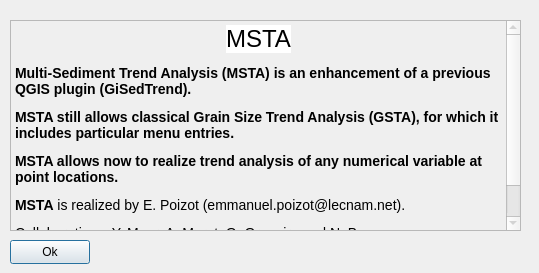
The window that ui_about_msta.ui (epzt/msta) describes before a commit, drawn with Qt 5.
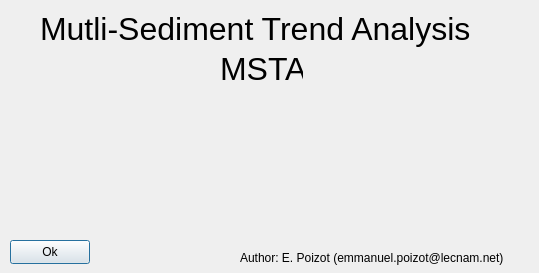
The same window after the commit.

```diff
--- a/ui_about_msta.ui
+++ b/ui_about_msta.ui
@@ -16,32 +16,6 @@
   <property name="modal">
    <bool>true</bool>
   </property>
-  <widget class="QTextEdit" name="aboutText">
-   <property name="enabled">
-    <bool>false</bool>
-   </property>
-   <property name="geometry">
-    <rect>
-     <x>10</x>
-     <y>20</y>
-     <width>511</width>
-     <height>211</height>
-    </rect>
-   </property>
-   <property name="html">
-    <string>&lt;!DOCTYPE HTML PUBLIC &quot;-//W3C//DTD HTML 4.0//EN&quot; &quot;http://www.w3.org/TR/REC-html40/strict.dtd&quot;&gt;
-&lt;html&gt;&lt;head&gt;&lt;meta name=&quot;qrichtext&quot; content=&quot;1&quot; /&gt;&lt;style type=&quot;text/css&quot;&gt;
-p, li { white-space: pre-wrap; }
-&lt;/style&gt;&lt;/head&gt;&lt;body style=&quot; font-family:'Ubuntu'; font-size:10pt; font-weight:400; font-style:normal;&quot;&gt;
-&lt;p align=&quot;center&quot; style=&quot; margin-top:12px; margin-bottom:12px; margin-left:0px; margin-right:0px; -qt-block-indent:0; text-indent:0px;&quot;&gt;&lt;span style=&quot; font-family:'Droid Sans Mono,monospace,monospace,Droid Sans Fallback'; font-size:18pt; color:#000000; background-color:#ffffff;&quot;&gt;MSTA&lt;/span&gt;&lt;/p&gt;
-&lt;p style=&quot; margin-top:12px; margin-bottom:12px; margin-left:0px; margin-right:0px; -qt-block-indent:0; text-indent:0px;&quot;&gt;&lt;span style=&quot; font-family:'Droid Sans Mono,monospace,monospace,Droid Sans Fallback'; font-size:14px; font-weight:600; color:#000000;&quot;&gt;Multi-Sediment Trend Analysis (MSTA) is an enhancement of a previous QGIS plugin (GiSedTrend).&lt;/span&gt;&lt;/p&gt;
-&lt;p style=&quot; margin-top:12px; margin-bottom:12px; margin-left:0px; margin-right:0px; -qt-block-indent:0; text-indent:0px;&quot;&gt;&lt;span style=&quot; font-family:'Droid Sans Mono,monospace,monospace,Droid Sans Fallback'; font-size:14px; font-weight:600; color:#000000;&quot;&gt;MSTA still allows classical Grain Size Trend Analysis (GSTA), for which it includes particular menu entries.&lt;/span&gt;&lt;/p&gt;
-&lt;p style=&quot; margin-top:12px; margin-bottom:12px; margin-left:0px; margin-right:0px; -qt-block-indent:0; text-indent:0px;&quot;&gt;&lt;span style=&quot; font-family:'Droid Sans Mono,monospace,monospace,Droid Sans Fallback'; font-size:14px; font-weight:600; color:#000000;&quot;&gt;MSTA allows now to realize trend analysis of any numerical variable at point locations.&lt;/span&gt;&lt;/p&gt;
-&lt;p style=&quot; margin-top:12px; margin-bottom:12px; margin-left:0px; margin-right:0px; -qt-block-indent:0; text-indent:0px;&quot;&gt;&lt;span style=&quot; font-family:'Droid Sans Mono,monospace,monospace,Droid Sans Fallback'; font-size:14px; font-weight:600; color:#000000;&quot;&gt;MSTA&lt;/span&gt;&lt;span style=&quot; font-family:'Droid Sans Mono,monospace,monospace,Droid Sans Fallback'; font-size:14px; color:#000000;&quot;&gt; is realized by E. Poizot (emmanuel.poizot@lecnam.net).&lt;/span&gt;&lt;/p&gt;
-&lt;p style=&quot; margin-top:12px; margin-bottom:12px; margin-left:0px; margin-right:0px; -qt-block-indent:0; text-indent:0px;&quot;&gt;&lt;span style=&quot; font-family:'Droid Sans Mono,monospace,monospace,Droid Sans Fallback'; font-size:14px; color:#000000;&quot;&gt;Collaborations: Y. Mear, A. Murat, G. Gregoire and N. Baux&lt;/span&gt;&lt;/p&gt;
-&lt;p style=&quot;-qt-paragraph-type:empty; margin-top:12px; margin-bottom:12px; margin-left:0px; margin-right:0px; -qt-block-indent:0; text-indent:0px;&quot;&gt;&lt;br /&gt;&lt;/p&gt;&lt;/body&gt;&lt;/html&gt;</string>
-   </property>
-  </widget>
   <widget class="QPushButton" name="okButton">
    <property name="geometry">
     <rect>
@@ -58,6 +32,55 @@
     <bool>true</bool>
    </property>
   </widget>
+  <widget class="QLabel" name="label">
+   <property name="geometry">
+    <rect>
+     <x>40</x>
+     <y>10</y>
+     <width>441</width>
+     <height>37</height>
+    </rect>
+   </property>
+   <property name="font">
+    <font>
+     <pointsize>24</pointsize>
+    </font>
+   </property>
+   <property name="text">
+    <string>Mutli-Sediment Trend Analysis</string>
+   </property>
+  </widget>
+  <widget class="QLabel" name="label_2">
+   <property name="geometry">
+    <rect>
+     <x>220</x>
+     <y>50</y>
+     <width>83</width>
+     <height>37</height>
+    </rect>
+   </property>
+   <property name="font">
+    <font>
+     <pointsize>24</pointsize>
+    </font>
+   </property>
+   <property name="text">
+    <string>MSTA</string>
+   </property>
+  </widget>
+  <widget class="QLabel" name="label_3">
+   <property name="geometry">
+    <rect>
+     <x>240</x>
+     <y>250</y>
+     <width>291</width>
+     <height>16</height>
+    </rect>
+   </property>
+   <property name="text">
+    <string>Author: E. Poizot (emmanuel.poizot@lecnam.net)</string>
+   </property>
+  </widget>
  </widget>
  <resources/>
  <connections>
```
